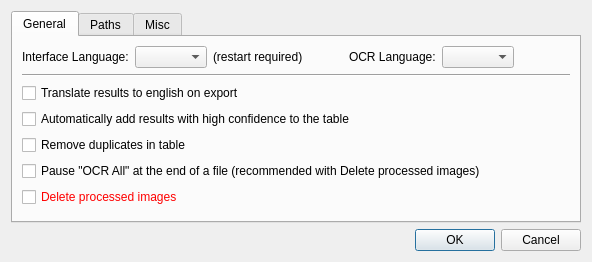
First picture: the form in settingsUI.ui, repository seeebek/EliteOCR, before the edit.
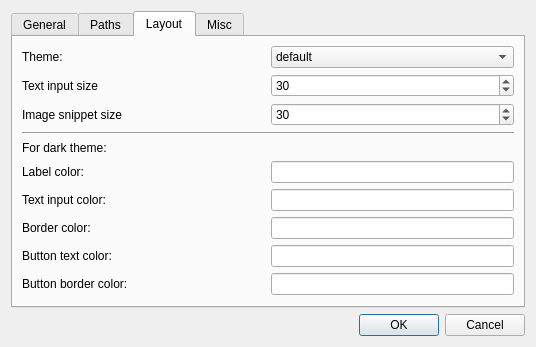
Second picture: the form after the edit. The open tabs and pages were chosen to show the change. Icons and pictures are not drawn.

```diff
--- a/settingsUI.ui
+++ b/settingsUI.ui
@@ -9,8 +9,8 @@
    <rect>
     <x>0</x>
     <y>0</y>
-    <width>592</width>
-    <height>262</height>
+    <width>517</width>
+    <height>344</height>
    </rect>
   </property>
   <property name="windowTitle">
@@ -272,6 +272,218 @@
        </item>
       </layout>
      </widget>
+     <widget class="QWidget" name="tab_4">
+      <attribute name="title">
+       <string>Layout</string>
+      </attribute>
+      <layout class="QVBoxLayout" name="verticalLayout_7">
+       <item>
+        <layout class="QHBoxLayout" name="horizontalLayout_5">
+         <item>
+          <widget class="QLabel" name="label_7">
+           <property name="text">
+            <string>Theme:</string>
+           </property>
+          </widget>
+         </item>
+         <item>
+          <widget class="QComboBox" name="theme">
+           <item>
+            <property name="text">
+             <string>default</string>
+            </property>
+           </item>
+           <item>
+            <property name="text">
+             <string>dark</string>
+            </property>
+           </item>
+          </widget>
+         </item>
+        </layout>
+       </item>
+       <item>
+        <layout class="QHBoxLayout" name="horizontalLayout_6">
+         <item>
+          <widget class="QLabel" name="label_8">
+           <property name="text">
+            <string>Text input size</string>
+           </property>
+          </widget>
+         </item>
+         <item>
+          <widget class="QSpinBox" name="input_size">
+           <property name="minimum">
+            <number>5</number>
+           </property>
+           <property name="maximum">
+            <number>200</number>
+           </property>
+           <property name="value">
+            <number>30</number>
+           </property>
+          </widget>
+         </item>
+        </layout>
+       </item>
+       <item>
+        <layout class="QHBoxLayout" name="horizontalLayout_7">
+         <item>
+          <widget class="QLabel" name="label_9">
+           <property name="text">
+            <string>Image snippet size</string>
+           </property>
+          </widget>
+         </item>
+         <item>
+          <widget class="QSpinBox" name="snippet_size">
+           <property name="minimum">
+            <number>5</number>
+           </property>
+           <property name="maximum">
+            <number>200</number>
+           </property>
+           <property name="value">
+            <number>30</number>
+           </property>
+          </widget>
+         </item>
+        </layout>
+       </item>
+       <item>
+        <widget class="Line" name="line_4">
+         <property name="orientation">
+          <enum>Qt::Horizontal</enum>
+         </property>
+        </widget>
+       </item>
+       <item>
+        <widget class="QLabel" name="label_10">
+         <property name="text">
+          <string>For dark theme:</string>
+         </property>
+        </widget>
+       </item>
+       <item>
+        <layout class="QHBoxLayout" name="horizontalLayout_8">
+         <item>
+          <widget class="QLabel" name="label_11">
+           <property name="text">
+            <string>Label color:</string>
+           </property>
+          </widget>
+         </item>
+         <item>
+          <widget class="QLineEdit" name="label_color">
+           <property name="sizePolicy">
+            <sizepolicy hsizetype="Minimum" vsizetype="Fixed">
+             <horstretch>0</horstretch>
+             <verstretch>0</verstretch>
+            </sizepolicy>
+           </property>
+          </widget>
+         </item>
+        </layout>
+       </item>
+       <item>
+        <layout class="QHBoxLayout" name="horizontalLayout_9">
+         <item>
+          <widget class="QLabel" name="label_12">
+           <property name="text">
+            <string>Text input color:</string>
+           </property>
+          </widget>
+         </item>
+         <item>
+          <widget class="QLineEdit" name="input_color">
+           <property name="sizePolicy">
+            <sizepolicy hsizetype="Minimum" vsizetype="Fixed">
+             <horstretch>0</horstretch>
+             <verstretch>0</verstretch>
+            </sizepolicy>
+           </property>
+          </widget>
+         </item>
+        </layout>
+       </item>
+       <item>
+        <layout class="QHBoxLayout" name="horizontalLayout_12">
+         <item>
+          <widget class="QLabel" name="label_15">
+           <property name="text">
+            <string>Border color:</string>
+           </property>
+          </widget>
+         </item>
+         <item>
+          <widget class="QLineEdit" name="border_color">
+           <property name="sizePolicy">
+            <sizepolicy hsizetype="Minimum" vsizetype="Fixed">
+             <horstretch>0</horstretch>
+             <verstretch>0</verstretch>
+            </sizepolicy>
+           </property>
+          </widget>
+         </item>
+        </layout>
+       </item>
+       <item>
+        <layout class="QHBoxLayout" name="horizontalLayout_10">
+         <item>
+          <widget class="QLabel" name="label_13">
+           <property name="text">
+            <string>Button text color:</string>
+           </property>
+          </widget>
+         </item>
+         <item>
+          <widget class="QLineEdit" name="button_color">
+           <property name="sizePolicy">
+            <sizepolicy hsizetype="Minimum" vsizetype="Fixed">
+             <horstretch>0</horstretch>
+             <verstretch>0</verstretch>
+            </sizepolicy>
+           </property>
+          </widget>
+         </item>
+        </layout>
+       </item>
+       <item>
+        <layout class="QHBoxLayout" name="horizontalLayout_11">
+         <item>
+          <widget class="QLabel" name="label_14">
+           <property name="text">
+            <string>Button border color:</string>
+           </property>
+          </widget>
+         </item>
+         <item>
+          <widget class="QLineEdit" name="button_border_color">
+           <property name="sizePolicy">
+            <sizepolicy hsizetype="Minimum" vsizetype="Fixed">
+             <horstretch>0</horstretch>
+             <verstretch>0</verstretch>
+            </sizepolicy>
+           </property>
+          </widget>
+         </item>
+        </layout>
+       </item>
+       <item>
+        <spacer name="verticalSpacer_4">
+         <property name="orientation">
+          <enum>Qt::Vertical</enum>
+         </property>
+         <property name="sizeHint" stdset="0">
+          <size>
+           <width>20</width>
+           <height>40</height>
+          </size>
+         </property>
+        </spacer>
+       </item>
+      </layout>
+     </widget>
      <widget class="QWidget" name="tab_3">
       <attribute name="title">
        <string>Misc</string>
```
Left out of the diff: 7 changed lines with no effect on the pictures.
